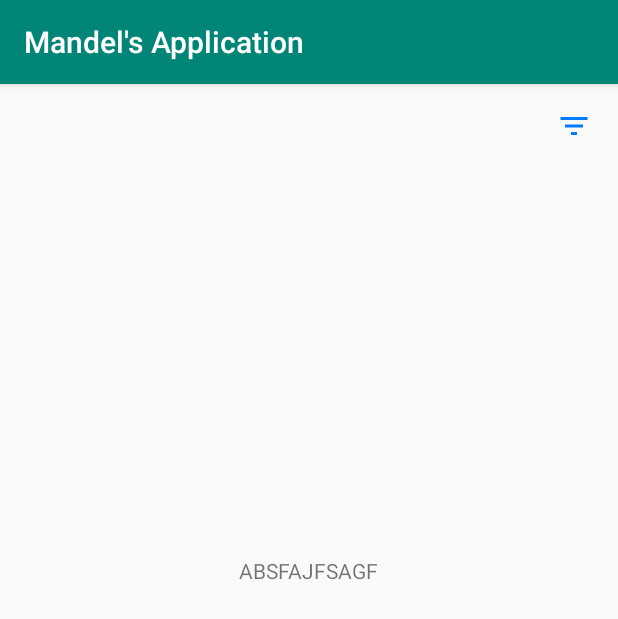
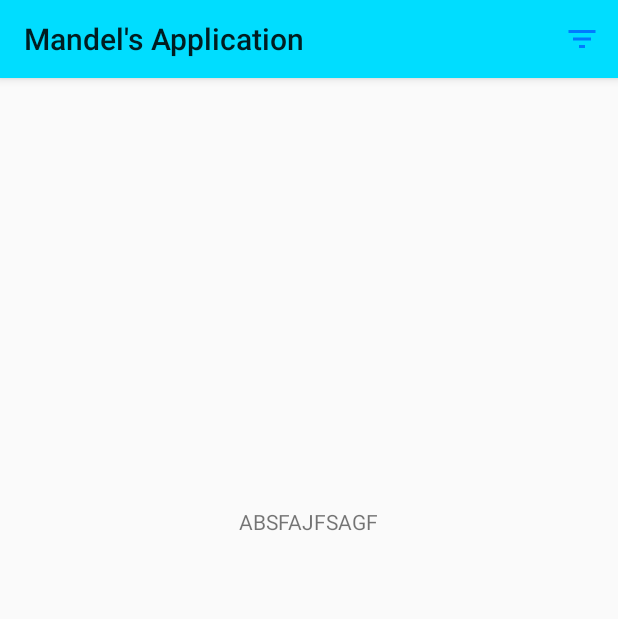
Before and after one commit to Andrei243/Android-Application, an Android app: the screen it shows after launch (MainActivity), on a phone screen of 412 x 824 dp. Shown: the top 619 px of the screen. Run offline under Robolectric (Android 15) with nearby library versions, the phone set to English and light mode, and no system bars.

Commit message:
Refacere buton ecran principal intr-un toolbar

```diff
--- a/app/build.gradle
+++ b/app/build.gradle
@@ -26,4 +26,5 @@ dependencies {
     androidTestImplementation 'androidx.test:runner:1.1.0-alpha4'
     androidTestImplementation 'androidx.test.espresso:espresso-core:3.1.0-alpha4'
     implementation 'androidx.recyclerview:recyclerview:1.0.0'
+    implementation 'com.android.support:appcompat-v7:22.2.0'
 }
--- a/app/src/main/AndroidManifest.xml
+++ b/app/src/main/AndroidManifest.xml
@@ -8,8 +8,10 @@
         android:label="@string/app_name"
         android:roundIcon="@mipmap/ic_launcher_round"
         android:supportsRtl="true"
-        android:theme="@style/AppTheme">
-        <activity android:name=".FILTER"></activity>
+        android:theme="@style/Theme.AppCompat.Light.NoActionBar">
+
+
+        <activity android:name=".FILTER" />
         <activity android:name=".DETAILS" />
         <activity android:name=".MainActivity">
             <intent-filter>
--- a/app/src/main/java/com/example/mandelsapplication/MainActivity.java
+++ b/app/src/main/java/com/example/mandelsapplication/MainActivity.java
@@ -9,11 +9,14 @@ import android.os.Bundle;
 import android.util.JsonReader;
 import android.util.JsonWriter;
 import android.util.Log;
+import android.view.Menu;
+import android.view.MenuItem;
 import android.view.View;
 import android.widget.Button;
 import android.widget.EditText;
 import android.widget.ImageButton;
 import android.widget.TextView;
+import androidx.appcompat.widget.Toolbar;
 
 import org.json.JSONObject;
 
@@ -42,7 +45,8 @@ public class MainActivity extends AppCompatActivity {
     protected void onCreate(Bundle savedInstanceState) {
         super.onCreate(savedInstanceState);
         setContentView(R.layout.activity_main);
-
+        Toolbar myToolbar=(Toolbar) findViewById(R.id.main_toolbar);
+        setSupportActionBar(myToolbar);
 
        /* JSONObject jsonObject=new JSONObject();
         try {
@@ -126,16 +130,37 @@ public class MainActivity extends AppCompatActivity {
 
         TextView textView=(TextView)findViewById(R.id.textView);
        textView.setText("ABSFAJFSAGF");
-       ImageButton imageButton = (ImageButton)findViewById(R.id.imageButton3);
+//       ImageButton imageButton = (ImageButton)findViewById(R.id.imageButton3);
+//
+//       imageButton.setOnClickListener(new View.OnClickListener() {
+//           @Override
+//           public void onClick(View v) {
+//               Intent i =new Intent(getApplicationContext(),FILTER.class);
+//               startActivity(i);
+//
+//           }
+//       });
 
-       imageButton.setOnClickListener(new View.OnClickListener() {
-           @Override
-           public void onClick(View v) {
-               Intent i =new Intent(getApplicationContext(),FILTER.class);
-               startActivity(i);
+    }
 
-           }
-       });
+    @Override
+    public boolean onCreateOptionsMenu(Menu menu){
+        getMenuInflater().inflate(R.menu.main,menu);
+        return true;
+
+    }
+
+    @Override
+    public boolean onOptionsItemSelected(MenuItem item){
+        switch(item.getItemId()){
+            case R.id.imageButton3:
+                Intent i =new Intent(getApplicationContext(),FILTER.class);
+                startActivity(i);
+                return true;
+            default:
+                return super.onOptionsItemSelected(item);
+
+        }
 
     }
 
--- a/app/src/main/res/layout/activity_main.xml
+++ b/app/src/main/res/layout/activity_main.xml
@@ -4,7 +4,20 @@
     xmlns:tools="http://schemas.android.com/tools"
     android:layout_width="match_parent"
     android:layout_height="match_parent"
+    android:theme="@style/Theme.AppCompat.Light.NoActionBar"
     tools:context=".MainActivity">
+
+    <androidx.appcompat.widget.Toolbar
+        android:id="@+id/main_toolbar"
+        android:layout_width="match_parent"
+        android:layout_height="52dp"
+        android:background="@android:color/holo_blue_bright"
+        android:elevation="4dp"
+        android:theme="@style/ThemeOverlay.AppCompat.ActionBar"
+        app:layout_constraintEnd_toEndOf="parent"
+        app:layout_constraintStart_toStartOf="parent"
+        app:layout_constraintTop_toTopOf="parent"
+        app:popupTheme="@style/ThemeOverlay.AppCompat.Light" />
 
     <TextView
         android:id="@+id/textView"
@@ -18,19 +31,5 @@
         app:layout_constraintTop_toTopOf="parent"
         app:layout_constraintVertical_bias="0.42" />
 
-    <ImageButton
-        android:id="@+id/imageButton3"
-        android:layout_width="wrap_content"
-        android:layout_height="wrap_content"
-        android:layout_marginTop="16dp"
-        android:layout_marginEnd="3dp"
-        android:background="@android:color/transparent"
-        android:contentDescription="Buton filtrare"
-        app:layout_constraintEnd_toEndOf="parent"
-        app:layout_constraintHorizontal_bias="0.963"
-        app:layout_constraintStart_toStartOf="parent"
-        app:layout_constraintTop_toTopOf="parent"
-        app:srcCompat="@drawable/ic_filter" />
-
 
 </androidx.constraintlayout.widget.ConstraintLayout>
--- /dev/null
+++ b/app/src/main/res/menu/main.xml
@@ -0,0 +1,11 @@
+<?xml version="1.0" encoding="utf-8"?>
+<menu xmlns:android="http://schemas.android.com/apk/res/android"
+    xmlns:app="http://schemas.android.com/apk/res-auto">
+
+    <item
+        android:title="Filtru"
+        android:id="@+id/imageButton3"
+        android:icon="@drawable/ic_filter"
+        app:showAsAction="always" />
+
+</menu>
```
